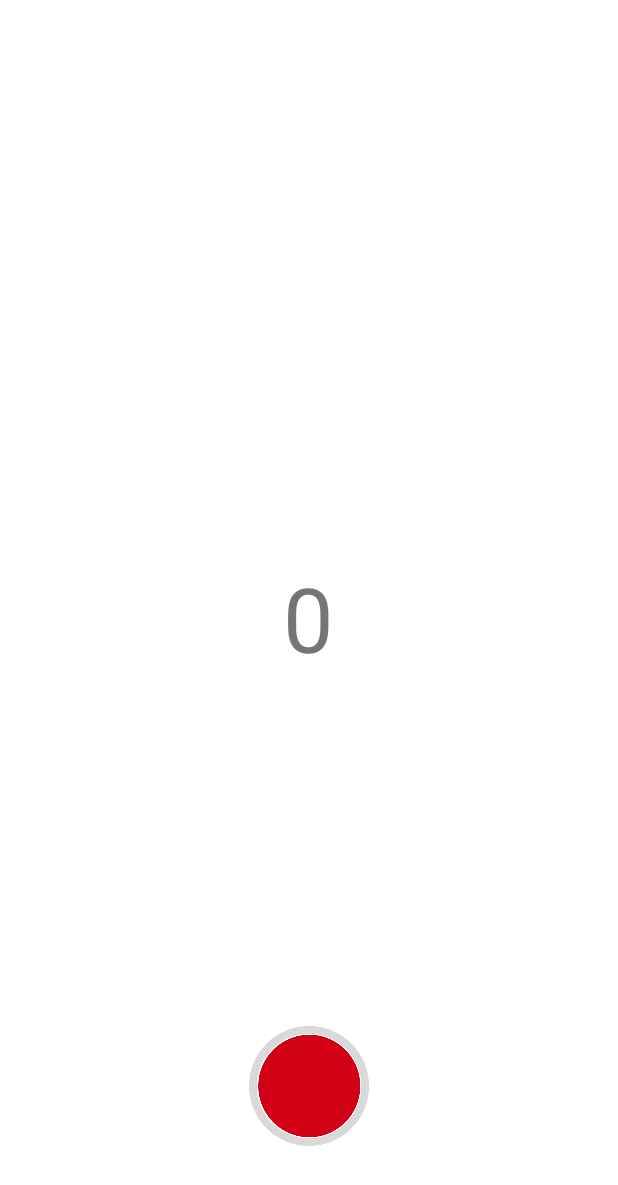
After one commit to luyanisme/DHDIagnosis, an Android app: the AudioActivity screen opened directly, with no data from a screen before it, on a phone screen of 412 x 824 dp. The commit adds this screen. Shown: the top 1185 px of the screen. Run offline under Robolectric (Android 15) with nearby library versions, the phone set to English and light mode, and no system bars; libraries missing offline, so code that uses them is left out: com.czt.mp3recorder.

Commit message:
添加录音功能

```diff
--- a/DHDiagnosis/app/build.gradle
+++ b/DHDiagnosis/app/build.gradle
@@ -27,4 +27,5 @@ dependencies {
     compile 'com.android.support:support-v4:23.1.1'
     compile 'com.github.PhilJay:MPAndroidChart:v2.2.2'
     compile 'com.github.castorflex.verticalviewpager:library:19.0.1'
+    compile 'com.czt.mp3recorder:library:1.0.2'
 }
--- a/DHDiagnosis/app/src/main/AndroidManifest.xml
+++ b/DHDiagnosis/app/src/main/AndroidManifest.xml
@@ -73,6 +73,10 @@
         <activity
             android:name=".UI.Activity.VideoPlayerActivity"
             android:label="@string/title_activity_video_player"
+            android:theme="@style/AppTheme.NoActionBar" />
+        <activity
+            android:name=".UI.Activity.AudioActivity"
+            android:label="@string/title_activity_audio"
             android:theme="@style/AppTheme.NoActionBar"></activity>
     </application>
 
--- a/DHDiagnosis/app/src/main/java/com/example/luyan/dhdiagnosis/Common/photoPicker/PhotoActivity.java
+++ b/DHDiagnosis/app/src/main/java/com/example/luyan/dhdiagnosis/Common/photoPicker/PhotoActivity.java
@@ -17,6 +17,7 @@ import android.widget.ImageView;
 import android.widget.RelativeLayout;
 
 import com.example.luyan.dhdiagnosis.R;
+import com.example.luyan.dhdiagnosis.utils.FileUtils;
 
 public class PhotoActivity extends Activity {
 
--- a/DHDiagnosis/app/src/main/java/com/example/luyan/dhdiagnosis/Common/photoPicker/PublishedActivity.java
+++ b/DHDiagnosis/app/src/main/java/com/example/luyan/dhdiagnosis/Common/photoPicker/PublishedActivity.java
@@ -39,6 +39,7 @@ import android.widget.PopupWindow;
 import android.widget.TextView;
 
 import com.example.luyan.dhdiagnosis.R;
+import com.example.luyan.dhdiagnosis.utils.FileUtils;
 
 /**
  * Created by luyan on 2/23/16.
--- a/DHDiagnosis/app/src/main/java/com/example/luyan/dhdiagnosis/utils/FileUtils.java
+++ b/DHDiagnosis/app/src/main/java/com/example/luyan/dhdiagnosis/utils/FileUtils.java
@@ -16,7 +16,15 @@ import java.io.IOException;
 public class FileUtils {
 
     public static String SDPATH = Environment.getExternalStorageDirectory() + "/formats/";
-    final public static String STATION_VIDEO_PATH = Environment.getExternalStorageDirectory() + File.separator + "im/video/"+"测点记录.mp4";
+    final public static String STATION_VIDEO_PATH = Environment.getExternalStorageDirectory() + File.separator + "DH/video/"+"测点记录.mp4";
+    final public static String STATION_AUDIO_PATH = Environment.getExternalStorageDirectory() + File.separator + "DH/audio/"+"测点记录.mp3";
+
+    public static void appFileDir(String pathName){
+        File appDir = new File(Environment.getExternalStorageDirectory() + File.separator + "DH/" + pathName + "/");
+        if (!appDir.exists()) {
+            appDir.mkdirs();
+        }
+    }
 
     public static void saveBitmap(Bitmap bm, String picName) {
         Log.e("", "保存图片");
--- /dev/null
+++ b/DHDiagnosis/app/src/main/res/layout/activity_audio.xml
@@ -0,0 +1,13 @@
+<?xml version="1.0" encoding="utf-8"?>
+<android.support.design.widget.CoordinatorLayout xmlns:android="http://schemas.android.com/apk/res/android"
+    xmlns:app="http://schemas.android.com/apk/res-auto"
+    xmlns:tools="http://schemas.android.com/tools"
+    android:layout_width="match_parent"
+    android:layout_height="match_parent"
+    android:fitsSystemWindows="true"
+    tools:context="com.example.luyan.dhdiagnosis.UI.Activity.AudioActivity">
+
+    <include layout="@layout/content_audio" />
+
+
+</android.support.design.widget.CoordinatorLayout>
--- /dev/null
+++ b/DHDiagnosis/app/src/main/res/layout/content_audio.xml
@@ -0,0 +1,68 @@
+<?xml version="1.0" encoding="utf-8"?>
+<RelativeLayout xmlns:android="http://schemas.android.com/apk/res/android"
+    xmlns:app="http://schemas.android.com/apk/res-auto"
+    xmlns:tools="http://schemas.android.com/tools"
+    android:layout_width="match_parent"
+    android:layout_height="match_parent"
+    android:background="#fff"
+    app:layout_behavior="@string/appbar_scrolling_view_behavior"
+    tools:context="com.example.luyan.dhdiagnosis.UI.Activity.AudioActivity"
+    tools:showIn="@layout/activity_audio">
+
+    <TextView
+        android:id="@+id/numShow"
+        android:layout_width="wrap_content"
+        android:layout_height="wrap_content"
+        android:text="0"
+        android:textSize="60dp"
+        android:layout_centerInParent="true"/>
+
+    <RelativeLayout
+        android:layout_width="match_parent"
+        android:layout_height="200dp"
+        android:layout_alignParentBottom="true">
+
+        <ImageView
+            android:id="@+id/record"
+            android:layout_width="80dp"
+            android:layout_height="80dp"
+            android:adjustViewBounds="true"
+            android:layout_centerInParent="true"
+            />
+
+        <ImageView
+            android:id="@+id/record_play"
+            android:layout_width="60dp"
+            android:layout_height="60dp"
+            android:adjustViewBounds="true"
+            android:layout_centerVertical="true"
+            android:layout_marginLeft="20dp"
+            android:visibility="gone"
+            />
+
+        <ImageView
+            android:id="@+id/record_delete"
+            android:layout_width="50dp"
+            android:layout_height="60dp"
+            android:adjustViewBounds="true"
+            android:layout_centerVertical="true"
+            android:layout_marginRight="20dp"
+            android:layout_alignParentRight="true"
+            android:background="@mipmap/delete_file"
+            android:visibility="gone"
+            />
+
+        <ImageView
+            android:id="@+id/record_confirm"
+            android:layout_width="60dp"
+            android:layout_height="60dp"
+            android:adjustViewBounds="true"
+            android:layout_centerVertical="true"
+            android:layout_marginRight="80dp"
+            android:layout_alignParentRight="true"
+            android:background="@mipmap/confirm_record"
+            android:visibility="gone"
+            />
+
+    </RelativeLayout>
+</RelativeLayout>
--- a/DHDiagnosis/app/src/main/res/values/strings.xml
+++ b/DHDiagnosis/app/src/main/res/values/strings.xml
@@ -12,4 +12,5 @@
     <string name="title_activity_station_record">StationRecordActivity</string>
     <string name="title_activity_video">VideoActivity</string>
     <string name="title_activity_video_player">VideoPlayerActivity</string>
+    <string name="title_activity_audio">AudioActivity</string>
 </resources>
```
Also changed, not shown: DHDiagnosis/app/src/main/java/com/example/luyan/dhdiagnosis/Common/photoPicker/FileUtils.java (deleted, +0 -91 lines), DHDiagnosis/app/src/main/java/com/example/luyan/dhdiagnosis/UI/Activity/AudioActivity.java (added, +237 -0 lines), DHDiagnosis/app/src/main/java/com/example/luyan/dhdiagnosis/UI/Activity/StationRecordActivity.java (+43 -17 lines), DHDiagnosis/app/src/main/java/com/example/luyan/dhdiagnosis/View/MovieRecorderView.java (+1 -17 lines), DHDiagnosis/app/src/main/res/layout/content_station_record.xml (+19 -0 lines), DHDiagnosis/app/src/main/res/mipmap-hdpi/confirm_record.png (added), DHDiagnosis/app/src/main/res/mipmap-hdpi/delete_file.png (added), DHDiagnosis/app/src/main/res/mipmap-hdpi/music_tag.png (added), DHDiagnosis/app/src/main/res/mipmap-hdpi/record_pause.png (added), DHDiagnosis/app/src/main/res/mipmap-hdpi/record_play.png (added), DHDiagnosis/app/src/main/res/mipmap-hdpi/record_start.png (added), DHDiagnosis/app/src/main/res/mipmap-hdpi/record_stop.png (added).
